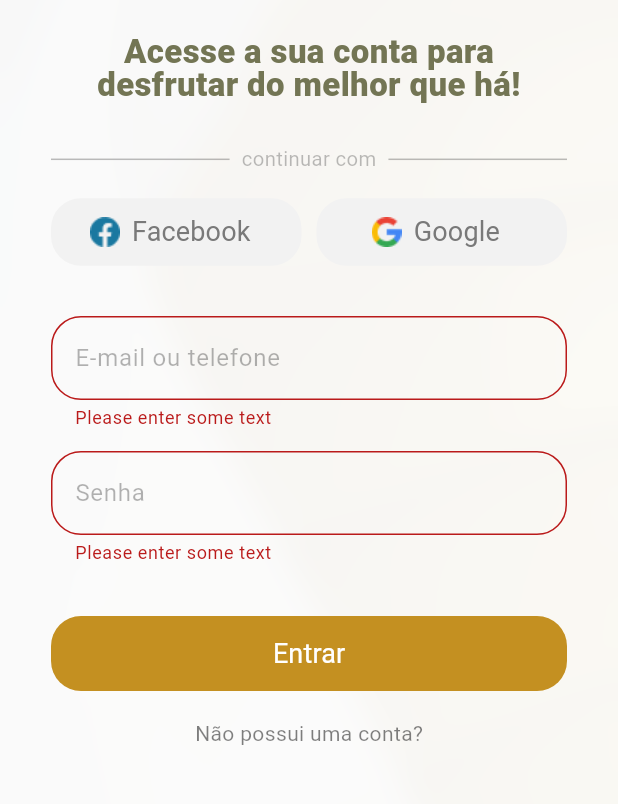
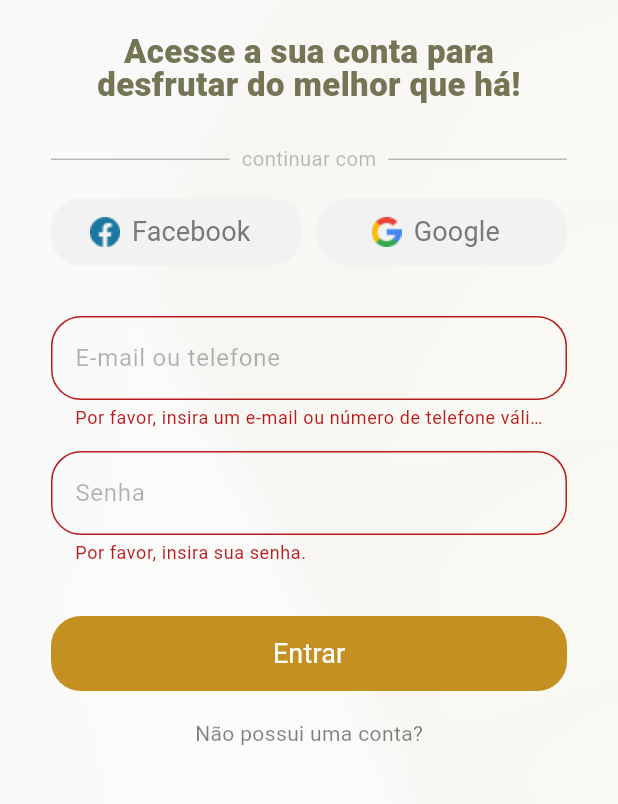
Before and after one commit to Tchano-Py/ZimboPlay-App, a Flutter app: the screen it shows after launch, after a tap on "Entrar", on a phone screen of 412 x 824 dp, the part 365-1169 px from its top. Run offline on Flutter 3.47's test engine with Material 3 defaults, Android fonts, the phone set to English and light mode, and no system bars; our stand-ins replace animate_do, flick_video_player, go_router, shared_preferences, video_player.

Commit message:
feat: aprimorar a tela de login com validações aprimoradas e animação
- Melhoradas as mensagens de validação dos campos de e-mail/telefone e senha para tornar a experiência do usuário mais clara.
- Adicionada animação aos componentes da tela de login utilizando o pacote animate_do para uma experiência mais dinâmica.

```diff
--- a/lib/services/router/routes.dart
+++ b/lib/services/router/routes.dart
@@ -30,7 +30,7 @@ CustomTransitionPage myPageTransition<T>({
 }
 
 final router = GoRouter(
-  initialLocation: '/',
+  initialLocation: '/login',
   routes: <RouteBase>[
     GoRoute(
       path: '/',
--- a/lib/views/login_page/page.dart
+++ b/lib/views/login_page/page.dart
@@ -1,5 +1,6 @@
 import 'package:flutter/material.dart';
 import 'package:go_router/go_router.dart';
+import 'package:animate_do/animate_do.dart';
 import 'package:zimbo_play/views/widget/bg_blur.dart';
 
 class PageLogin extends StatefulWidget {
@@ -11,6 +12,8 @@ class PageLogin extends StatefulWidget {
 
 class _PageLoginState extends State<PageLogin> {
   final _formKey = GlobalKey<FormState>();
+  bool animate = true;
+
   @override
   Widget build(BuildContext context) {
     return Scaffold(
@@ -18,6 +21,10 @@ class _PageLoginState extends State<PageLogin> {
         backgroundImage: "assets/image/background.png",
         child: Align(
           alignment: Alignment.bottomCenter,
+          child: FadeInUp(
+            animate: animate,
+            duration: const Duration(seconds: 1),
+            delay: const Duration(seconds: 1),
             child: Container(
               width: MediaQuery.of(context).size.width,
               height: MediaQuery.of(context).size.height * .85,
@@ -33,15 +40,24 @@ class _PageLoginState extends State<PageLogin> {
                 child: Column(
                   crossAxisAlignment: CrossAxisAlignment.center,
                   children: <Widget>[
-                  Padding(
+                    FadeInDown(
+                      animate: animate,
+                      duration: const Duration(milliseconds: 600),
+                      delay: const Duration(seconds: 2),
+                      child: Padding(
                         padding: EdgeInsets.only(
                           top: MediaQuery.of(context).size.height * .06,
                           bottom: 23,
                         ),
-                    child:
-                        Image.asset("assets/image/vivaplay-logotipo-login.png"),
+                        child: Image.asset(
+                            "assets/image/vivaplay-logotipo-login.png"),
                       ),
-                  const Text(
+                    ),
+                    FadeInDown(
+                      animate: animate,
+                      duration: const Duration(milliseconds: 700),
+                      delay: const Duration(seconds: 2),
+                      child: const Text(
                         "Acesse a sua conta para desfrutar do melhor que há!",
                         style: TextStyle(
                           fontWeight: FontWeight.w900,
@@ -51,7 +67,12 @@ class _PageLoginState extends State<PageLogin> {
                         ),
                         textAlign: TextAlign.center,
                       ),
-                  const Padding(
+                    ),
+                    FadeInDown(
+                      animate: animate,
+                      duration: const Duration(milliseconds: 800),
+                      delay: const Duration(seconds: 2),
+                      child: const Padding(
                         padding: EdgeInsets.only(
                           top: 30,
                           bottom: 15,
@@ -84,7 +105,12 @@ class _PageLoginState extends State<PageLogin> {
                           ],
                         ),
                       ),
-                  Row(
+                    ),
+                    FadeInDown(
+                      animate: animate,
+                      duration: const Duration(milliseconds: 900),
+                      delay: const Duration(seconds: 2),
+                      child: Row(
                         children: [
                           Expanded(
                             child: ElevatedButton.icon(
@@ -139,10 +165,15 @@ class _PageLoginState extends State<PageLogin> {
                           ),
                         ],
                       ),
+                    ),
                     const SizedBox(
                       height: 32,
                     ),
-                  Form(
+                    FadeInDown(
+                      animate: animate,
+                      duration: const Duration(milliseconds: 1000),
+                      delay: const Duration(seconds: 2),
+                      child: Form(
                         key: _formKey,
                         child: Column(
                           crossAxisAlignment: CrossAxisAlignment.center,
@@ -151,19 +182,21 @@ class _PageLoginState extends State<PageLogin> {
                               textInputAction: TextInputAction.next,
                               validator: (value) {
                                 if (value == null || value.isEmpty) {
-                              return 'Please enter some text';
+                                  return 'Por favor, insira um e-mail ou número de telefone válido.';
                                 }
                                 return null;
                               },
                               decoration: const InputDecoration(
                                 border: OutlineInputBorder(
-                              borderRadius: BorderRadius.all(Radius.circular(20)),
+                                  borderRadius:
+                                      BorderRadius.all(Radius.circular(20)),
                                 ),
                                 enabledBorder: OutlineInputBorder(
                                   borderSide: BorderSide(
                                     color: Color.fromRGBO(0, 0, 0, .12),
                                   ),
-                              borderRadius: BorderRadius.all(Radius.circular(20)),
+                                  borderRadius:
+                                      BorderRadius.all(Radius.circular(20)),
                                 ),
                                 labelText: 'E-mail ou telefone',
                                 labelStyle: TextStyle(
@@ -182,19 +215,21 @@ class _PageLoginState extends State<PageLogin> {
                               textInputAction: TextInputAction.go,
                               validator: (value) {
                                 if (value == null || value.isEmpty) {
-                              return 'Please enter some text';
+                                  return 'Por favor, insira sua senha.';
                                 }
                                 return null;
                               },
                               decoration: const InputDecoration(
                                 border: OutlineInputBorder(
-                              borderRadius: BorderRadius.all(Radius.circular(20)),
+                                  borderRadius:
+                                      BorderRadius.all(Radius.circular(20)),
                                 ),
                                 enabledBorder: OutlineInputBorder(
                                   borderSide: BorderSide(
                                     color: Color.fromRGBO(0, 0, 0, .12),
                                   ),
-                              borderRadius: BorderRadius.all(Radius.circular(20)),
+                                  borderRadius:
+                                      BorderRadius.all(Radius.circular(20)),
                                 ),
                                 labelText: 'Senha',
                                 labelStyle: TextStyle(
@@ -246,7 +281,9 @@ class _PageLoginState extends State<PageLogin> {
                           ],
                         ),
                       ),
+                    ),
                   ],
+                ),
               ),
             ),
           ),
--- a/lib/views/splash_page/page.dart
+++ b/lib/views/splash_page/page.dart
@@ -76,7 +76,7 @@ class _PageSplashState extends State<PageSplash> with TickerProviderStateMixin {
                   children: <Widget>[
                     FadeInUp(
                       animate: animate,
-                      duration: const Duration(milliseconds: 800),
+                      duration: const Duration(milliseconds: 650),
                       delay: const Duration(seconds: 1),
                       child: SizedBox(
                         width: 152,
@@ -95,7 +95,7 @@ class _PageSplashState extends State<PageSplash> with TickerProviderStateMixin {
                     ),
                     FadeInUp(
                       animate: animate,
-                      duration: const Duration(milliseconds: 1000),
+                      duration: const Duration(milliseconds: 800),
                       delay: const Duration(seconds: 1),
                       child: const Text(
                         "Por favor, aguarde...",
@@ -119,7 +119,7 @@ class _PageSplashState extends State<PageSplash> with TickerProviderStateMixin {
 }
 
 class Square extends StatelessWidget {
-  const Square({Key? key}) : super(key: key);
+  const Square({super.key});
   @override
   Widget build(BuildContext context) {
     return Container(
```
Lines whose indentation alone changed are shown as unchanged.
